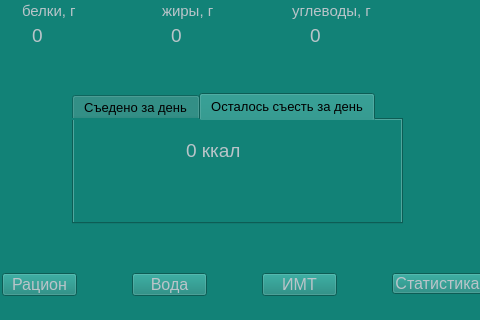
First picture: the form in resources/main_window.ui, repository endinggg/pythonProjectPYQT, before the edit; both pictures show x 118 to 598 and y 317 to 637 of the 702 by 728 pixel window.
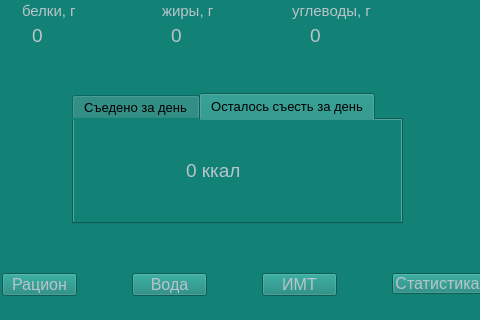
Second picture: the form after the edit. The open tabs and pages were chosen to show the change.

The edit to the form file:
```diff
--- a/resources/main_window.ui
+++ b/resources/main_window.ui
@@ -348,7 +348,7 @@
       <property name="geometry">
        <rect>
         <x>110</x>
-        <y>20</y>
+        <y>40</y>
         <width>113</width>
         <height>20</height>
        </rect>
```
Left out of the diff: 18 changed lines with no effect on the pictures.
